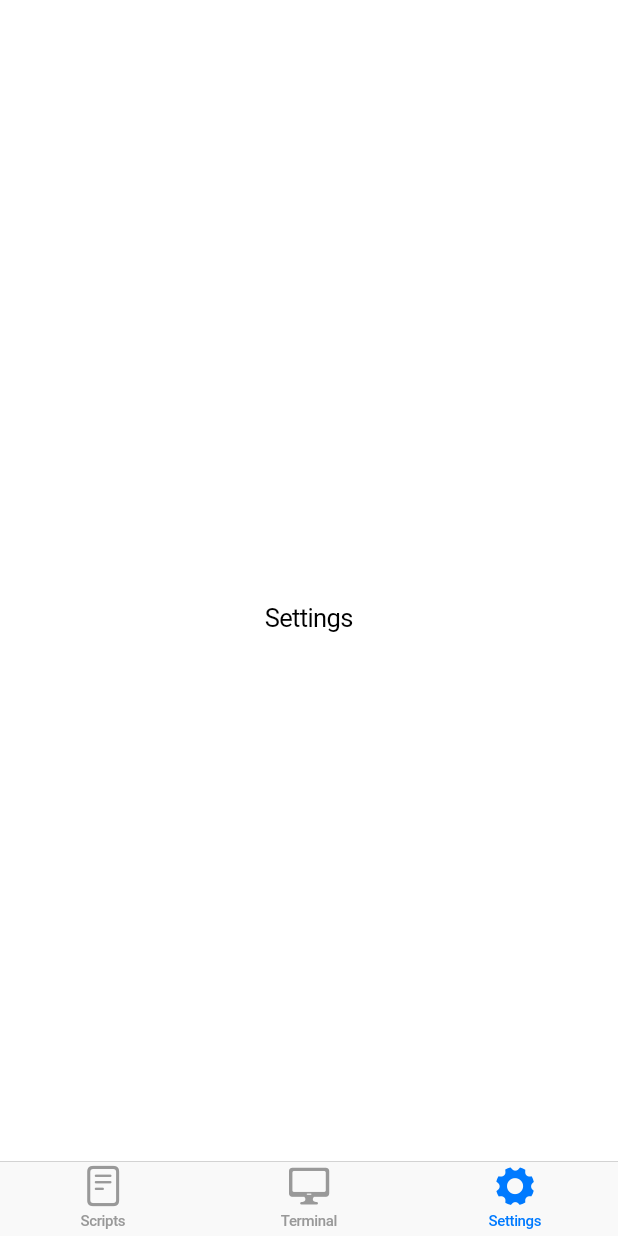
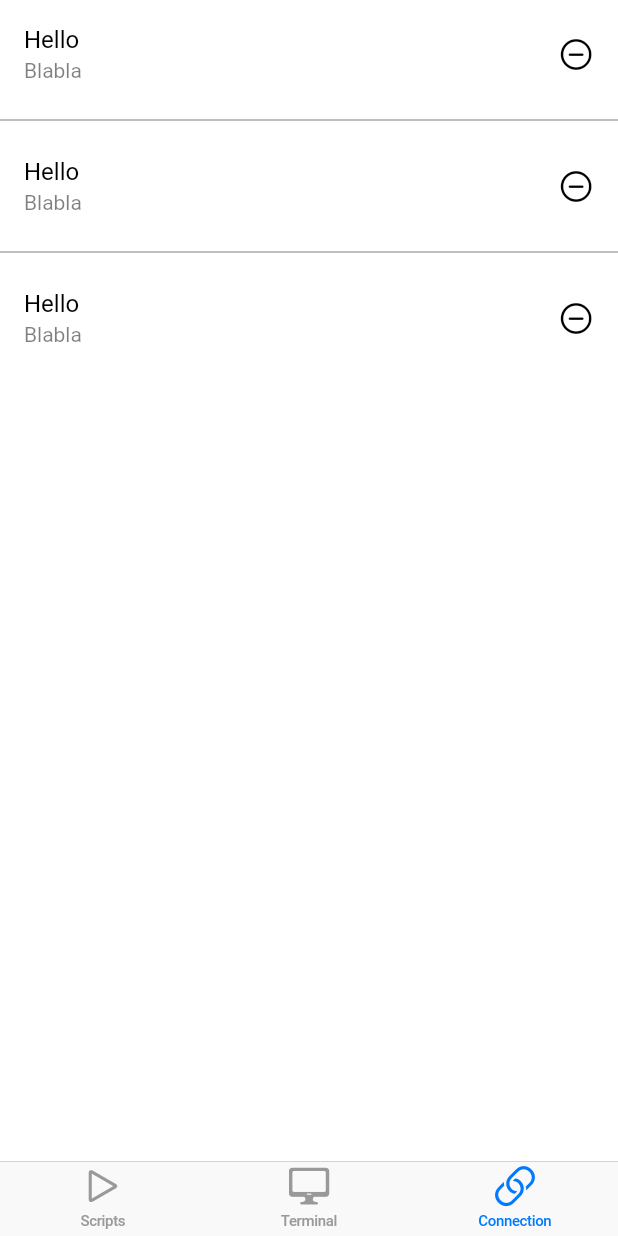
Before and after one commit to yohummus/pipe2phone, a Flutter app: the screen it shows after launch, item 3 of the bottom bar chosen, on a phone screen of 412 x 824 dp. Run offline on Flutter 3.47's test engine with Material 2 defaults, Android fonts, the phone set to English and light mode, and no system bars.

Commit message:
Added list dividers and changed settings page to connection page

```diff
--- /dev/null
+++ b/pipe2phone/lib/connection_page.dart
@@ -0,0 +1,53 @@
+import 'dart:developer';
+
+import 'package:flutter/cupertino.dart';
+import 'package:flutter/material.dart';
+
+class ConnectionPage extends StatelessWidget {
+  @override
+  Widget build(BuildContext context) {
+    return CupertinoPageScaffold(
+      backgroundColor: CupertinoColors.systemBackground,
+      child: CustomScrollView(
+        slivers: [
+          SliverPadding(
+              padding: MediaQuery.of(context).padding,
+              sliver: SliverList(
+                delegate: SliverChildBuilderDelegate(
+                  (context, index) {
+                    if (index % 2 == 0) {
+                      return Material(
+                        child: ListTile(
+                          tileColor: CupertinoTheme.of(context).scaffoldBackgroundColor,
+                          onTap: () {
+                            log('Selected');
+                          },
+                          title: Text(
+                            'Hello',
+                            style: TextStyle(color: CupertinoTheme.of(context).textTheme.textStyle.color),
+                          ),
+                          subtitle: Text(
+                            'Blabla',
+                            style:
+                                TextStyle(color: CupertinoTheme.of(context).textTheme.textStyle.color.withOpacity(0.5)),
+                          ),
+                          trailing: Icon(
+                            CupertinoIcons.minus_circle,
+                            color: CupertinoTheme.of(context).textTheme.textStyle.color,
+                          ),
+                        ),
+                      );
+                    } else {
+                      return Divider(
+                        color: CupertinoTheme.of(context).textTheme.textStyle.color.withOpacity(0.5),
+                      );
+                    }
+                  },
+                  childCount: 3 * 2 - 1,
+                ),
+              ))
+        ],
+      ),
+    );
+  }
+}
--- a/pipe2phone/lib/main.dart
+++ b/pipe2phone/lib/main.dart
@@ -1,7 +1,7 @@
 import 'package:flutter/cupertino.dart';
 
 import 'scripts_page.dart';
-import 'settings_page.dart';
+import 'connection_page.dart';
 import 'terminal_page.dart';
 
 void main() {
@@ -17,9 +17,9 @@ class MyApp extends StatelessWidget {
         style: CupertinoTheme.of(context).textTheme.textStyle,
         child: CupertinoTabScaffold(
           tabBar: CupertinoTabBar(items: [
-            BottomNavigationBarItem(icon: Icon(CupertinoIcons.doc_plaintext), label: 'Scripts'),
+            BottomNavigationBarItem(icon: Icon(CupertinoIcons.play), label: 'Scripts'),
             BottomNavigationBarItem(icon: Icon(CupertinoIcons.device_desktop), label: 'Terminal'),
-            BottomNavigationBarItem(icon: Icon(CupertinoIcons.gear_alt_fill), label: 'Settings'),
+            BottomNavigationBarItem(icon: Icon(CupertinoIcons.link), label: 'Connection'),
           ]),
           tabBuilder: (context, index) {
             return CupertinoTabView(
@@ -30,7 +30,7 @@ class MyApp extends StatelessWidget {
                   case 1:
                     return TerminalPage();
                   case 2:
-                    return SettingsPage();
+                    return ConnectionPage();
                 }
               },
             );
--- a/pipe2phone/lib/settings_page.dart
+++ /dev/null
@@ -1,11 +0,0 @@
-import 'package:flutter/cupertino.dart';
-
-class SettingsPage extends StatelessWidget {
-  @override
-  Widget build(BuildContext context) {
-    return CupertinoPageScaffold(
-      backgroundColor: CupertinoColors.systemBackground,
-      child: Center(child: Text('Settings')),
-    );
-  }
-}
```
Also changed, not shown: pipe2phone/lib/scripts_page.dart (+22 -5 lines).
